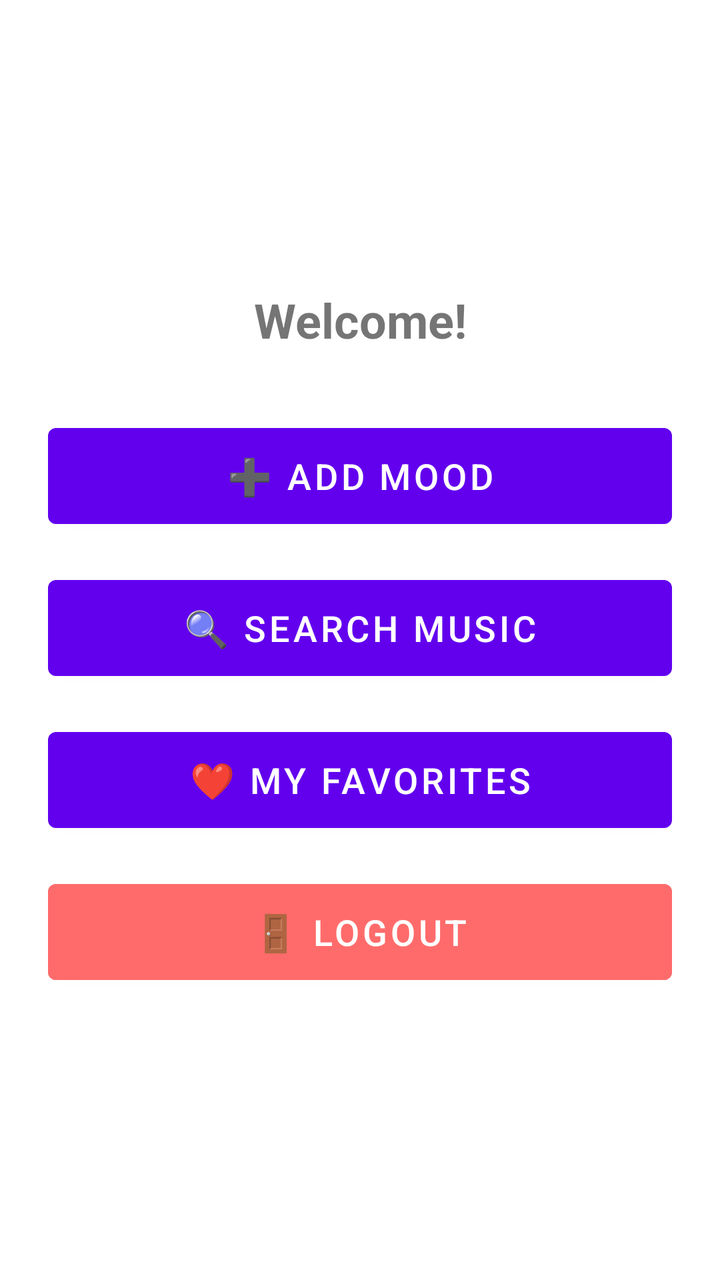
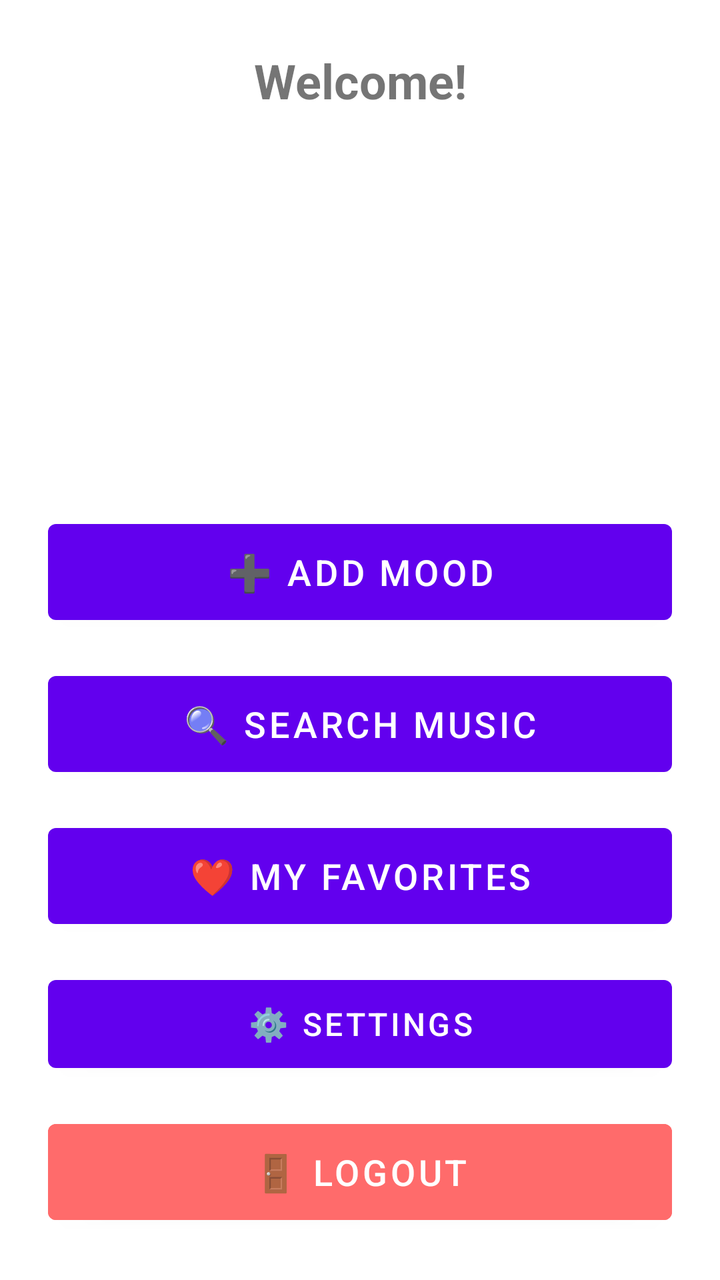

Before-and-after screenshots of an Android layout around one commit, followed by the original layout XML and the change that was made.
<!-- AndroidManifest.xml: application theme Theme.Moodic -->
<!-- res/layout/activity_main.xml -->
<?xml version="1.0" encoding="utf-8"?>
<LinearLayout xmlns:android="http://schemas.android.com/apk/res/android"
    android:layout_width="match_parent"
    android:layout_height="match_parent"
    android:orientation="vertical"
    android:gravity="center"
    android:padding="24dp"
    android:background="#FFFFFF">

    
    <TextView
        android:id="@+id/welcomeText"
        android:layout_width="match_parent"
        android:layout_height="wrap_content"
        android:text="Welcome!"
        android:textSize="24sp"
        android:textStyle="bold"
        android:textAlignment="center"
        android:layout_marginBottom="32dp" />

    
    <Button
        android:id="@+id/moodButton"
        android:layout_width="match_parent"
        android:layout_height="60dp"
        android:text="➕ Add Mood"
        android:textSize="18sp"
        android:layout_marginBottom="16dp" />

    
    <Button
        android:id="@+id/youtubeButton"
        android:layout_width="match_parent"
        android:layout_height="60dp"
        android:text="🔍 Search Music"
        android:textSize="18sp"
        android:layout_marginBottom="16dp" />

    
    <Button
        android:id="@+id/favoritesButton"
        android:layout_width="match_parent"
        android:layout_height="60dp"
        android:text="❤️ My Favorites"
        android:textSize="18sp"
        android:layout_marginBottom="16dp" />

    
    <Button
        android:id="@+id/logoutButton"
        android:layout_width="match_parent"
        android:layout_height="60dp"
        android:text="🚪 Logout"
        android:textSize="18sp"
        android:backgroundTint="#ff6b6b" />

</LinearLayout>
<!-- resources referenced by this layout -->
<resources>
  <style name="Theme.Moodic" parent="Theme.MaterialComponents.DayNight.DarkActionBar">
          
          <item name="colorPrimary">@color/purple_500</item>
          <item name="colorPrimaryVariant">@color/purple_700</item>
          <item name="colorOnPrimary">@color/white</item>
          
          <item name="colorSecondary">@color/teal_200</item>
          <item name="colorSecondaryVariant">@color/teal_700</item>
          <item name="colorOnSecondary">@color/black</item>
          
          <item name="android:statusBarColor">?attr/colorPrimaryVariant</item>
          
      </style>
  <color name="purple_500">#FF6200EE</color>
  <color name="purple_700">#FF3700B3</color>
  <color name="white">#FFFFFFFF</color>
  <color name="teal_200">#FF03DAC5</color>
  <color name="teal_700">#FF018786</color>
  <color name="black">#FF000000</color>
</resources>

<!-- the commit's change to res/layout/activity_main.xml (unified diff, before → after) -->
@@ -5,7 +5,7 @@
     android:orientation="vertical"
     android:gravity="center"
     android:padding="24dp"
-    android:background="#FFFFFF">
+    android:background="@color/white">
 
     
     <TextView
@@ -17,6 +17,11 @@
         android:textStyle="bold"
         android:textAlignment="center"
         android:layout_marginBottom="32dp" />
+    
+    <View
+        android:layout_width="match_parent"
+        android:layout_height="0dp"
+        android:layout_weight="1" />
 
     
     <Button
@@ -44,6 +49,13 @@
         android:text="❤️ My Favorites"
         android:textSize="18sp"
         android:layout_marginBottom="16dp" />
+    <Button
+        android:id="@+id/settingsButton"
+        android:layout_width="match_parent"
+        android:layout_height="56dp"
+        android:text="⚙️ Settings"
+        android:textSize="16sp"
+        android:layout_marginBottom="16dp" />
 
     
     <Button
